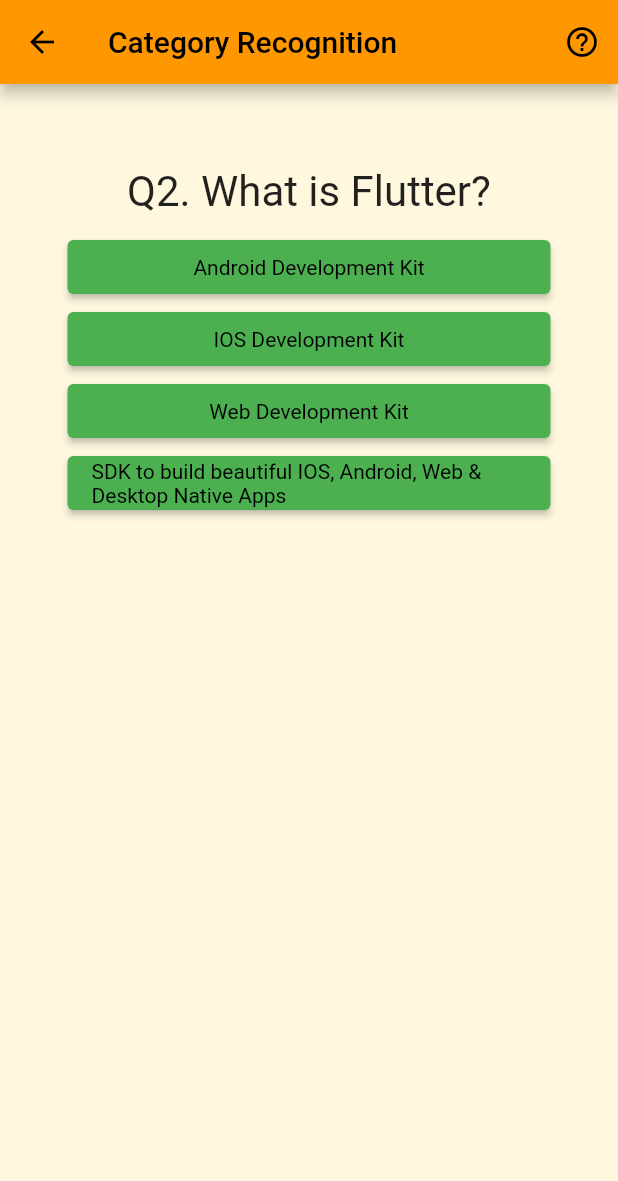
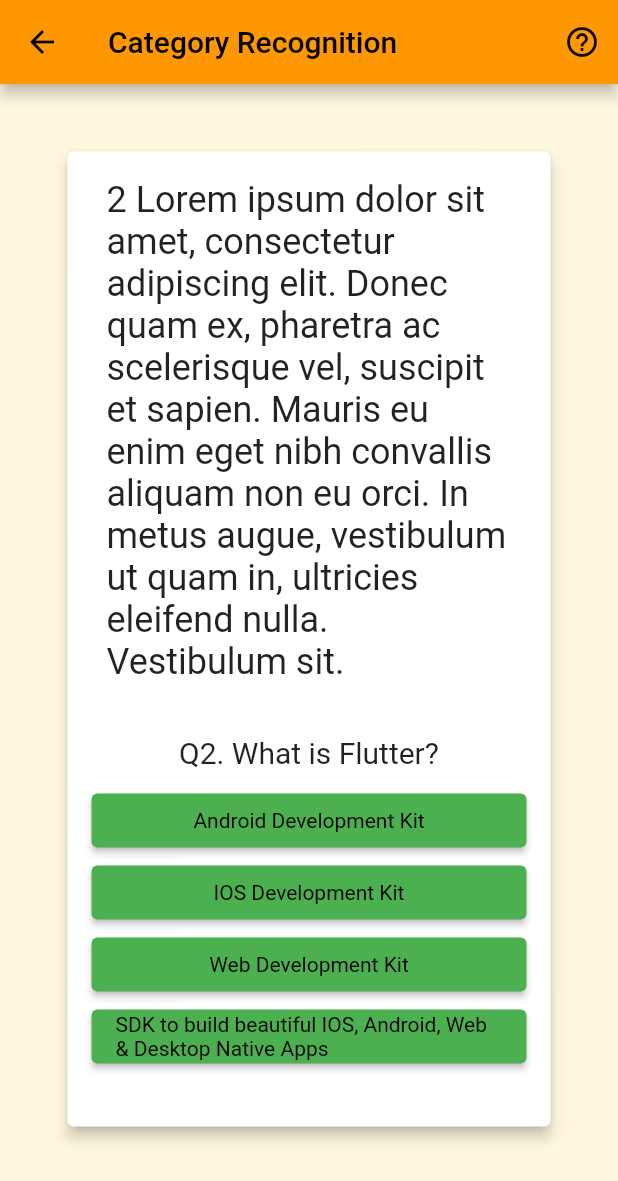
Before and after one commit to bsalloum123/lsat_prep_app_2, a Flutter app: the cateRecogDesign screen opened directly, after a tap on "Facebook", on a phone screen of 412 x 824 dp. Shown: the top 1181 px of the screen. Run offline on Flutter 3.47's test engine with Material 2 defaults, Android fonts, the phone set to English and light mode, and no system bars; our stand-ins replace cloud_firestore, firebase_auth, firebase_core, image_picker; accounts and stored records are empty.

Commit message:
Adding Context text and some small styling to Category Recognition

```diff
--- /dev/null
+++ b/lib/CatRec/context.dart
@@ -0,0 +1,21 @@
+import 'package:flutter/material.dart';
+import './answer.dart';
+import './question.dart';
+
+class Context extends StatelessWidget {
+  final String contextText;
+  const Context(this.contextText, {Key? key}) : super(key: key);
+
+  @override
+  Widget build(BuildContext context) {
+    return Container(
+      width: double.infinity,
+      margin: const EdgeInsets.fromLTRB(10, 10, 10, 25),
+      child: Text(
+        contextText,
+        style: const TextStyle(fontSize: 24),
+        textAlign: TextAlign.left,
+      ), //Text
+    ); //Container
+  }
+}
--- a/lib/CatRec/question.dart
+++ b/lib/CatRec/question.dart
@@ -11,7 +11,7 @@
       margin: const EdgeInsets.all(10),
       child: Text(
         questionText,
-        style: const TextStyle(fontSize: 28),
+        style: const TextStyle(fontSize: 20),
         textAlign: TextAlign.center,
       ), //Text
     ); //Container
--- a/lib/CatRec/quiz.dart
+++ b/lib/CatRec/quiz.dart
@@ -1,11 +1,13 @@
 import 'package:flutter/material.dart';
 import './answer.dart';
 import './question.dart';
+import './context.dart';
 
 class Quiz extends StatelessWidget {
   final List<Map<String, Object>> questions;
   final int questionIndex;
   final Function answerQuestion;
+
 
   const Quiz({
     Key? key,
@@ -16,8 +18,20 @@
 
   @override
   Widget build(BuildContext context) {
-    return Column(
+    return Card(
+      margin: const EdgeInsets.all(0),
+      elevation: 4,
+      child: SizedBox( //stops card from changing sizes, can overflow
+        width: 500,
+        height: 650,
+
+        child: Padding(
+        padding: const EdgeInsets.symmetric(vertical: 8.0, horizontal: 16),
+          child: Column(
             children: [
+              Context(
+                questions[questionIndex]['contextText'].toString(),
+              ),
               Question(
                 questions[questionIndex]['questionText'].toString(),
               ),
@@ -28,6 +42,9 @@
                 // const Text('data');
               }).toList()
             ],
-    ); //Column
+          ),
+        )
+      ),
+    );
   }
 }
--- a/lib/CategoryRecognition.dart
+++ b/lib/CategoryRecognition.dart
@@ -23,6 +23,7 @@
 class _cateRecogState extends State<cateRecogDesign> {
   final _questions = const [
     {
+      'contextText': '1 Lorem ipsum dolor sit amet, consectetur adipiscing elit. Donec quam ex, pharetra ac scelerisque vel, suscipit et sapien. Mauris eu enim eget nibh convallis aliquam non eu orci. In metus augue, vestibulum ut quam in, ultricies eleifend nulla. Vestibulum sit.',
       'questionText': 'Q1. Who created Flutter?',
       'answers': [
         {'text': 'Facebook', 'score': -2},
@@ -32,6 +33,7 @@
       ],
     },
     {
+      'contextText': '2 Lorem ipsum dolor sit amet, consectetur adipiscing elit. Donec quam ex, pharetra ac scelerisque vel, suscipit et sapien. Mauris eu enim eget nibh convallis aliquam non eu orci. In metus augue, vestibulum ut quam in, ultricies eleifend nulla. Vestibulum sit.',
       'questionText': 'Q2. What is Flutter?',
       'answers': [
         {'text': 'Android Development Kit', 'score': -2},
@@ -45,6 +47,7 @@
       ],
     },
     {
+      'contextText': '3 Lorem ipsum dolor sit amet, consectetur adipiscing elit. Donec quam ex, pharetra ac scelerisque vel, suscipit et sapien. Mauris eu enim eget nibh convallis aliquam non eu orci. In metus augue, vestibulum ut quam in, ultricies eleifend nulla. Vestibulum sit.',
       'questionText': ' Q3. Which programing language is used by Flutter',
       'answers': [
         {'text': 'Ruby', 'score': -2},
@@ -54,6 +57,7 @@
       ],
     },
     {
+      'contextText': '4 Lorem ipsum dolor sit amet, consectetur adipiscing elit. Donec quam ex, pharetra ac scelerisque vel, suscipit et sapien. Mauris eu enim eget nibh convallis aliquam non eu orci. In metus augue, vestibulum ut quam in, ultricies eleifend nulla. Vestibulum sit.',
       'questionText': 'Q4. Who created Dart programing language?',
       'answers': [
         {'text': 'Lars Bak and Kasper Lund', 'score': 10},
@@ -63,6 +67,7 @@
       ],
     },
     {
+      'contextText': '5 Lorem ipsum dolor sit amet, consectetur adipiscing elit. Donec quam ex, pharetra ac scelerisque vel, suscipit et sapien. Mauris eu enim eget nibh convallis aliquam non eu orci. In metus augue, vestibulum ut quam in, ultricies eleifend nulla. Vestibulum sit.',
       'questionText':
       'Q5. Is Flutter for Web and Desktop available in stable version?',
       'answers': [
@@ -148,7 +153,7 @@
                             answerQuestion: _answerQuestion,
                             questionIndex: _questionIndex,
                             questions: _questions,
-                        ) //Quiz
+                        )
                             : Result(_totalScore, _resetQuiz),
                       ),
                     ),
```
Lines whose indentation alone changed are shown as unchanged.
